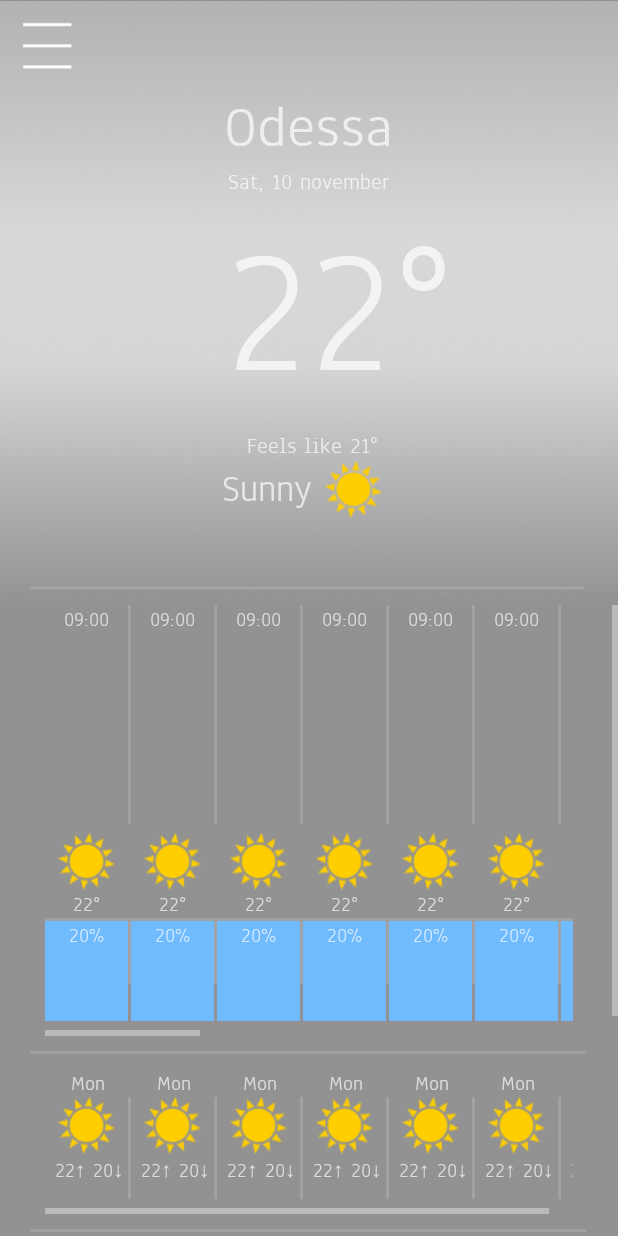
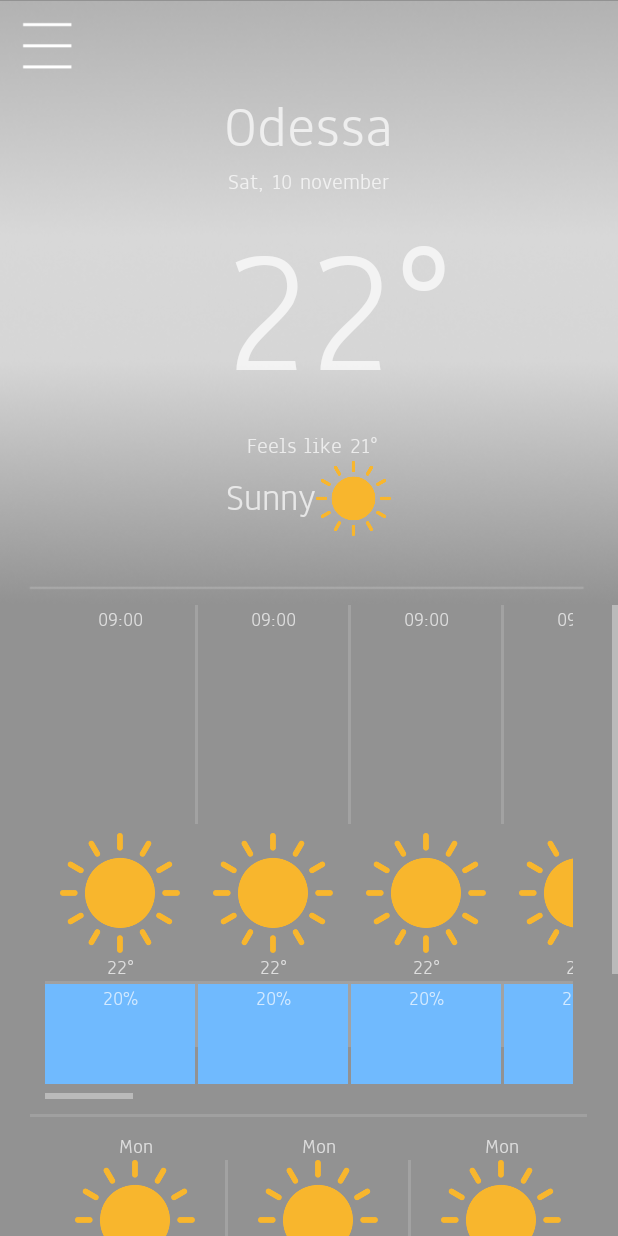
Before and after one commit to katerina20/Clother, an Android app: the MainActivity screen opened directly, with no data from a screen before it, on a phone screen of 412 x 824 dp. Run offline under Robolectric (Android 15) with nearby library versions, the phone set to English and light mode, and no system bars.

Commit message:
Icons were added

```diff
--- a/Clother_app/app/src/main/java/com/example/malut/clother/MainActivity.java
+++ b/Clother_app/app/src/main/java/com/example/malut/clother/MainActivity.java
@@ -47,6 +47,11 @@ public class MainActivity extends AppCompatActivity {
         TableRow rowLine = new TableRow(this);
         TableRow rowPrecip = new TableRow(this);
         int pad = 0;
+        LinearLayout.LayoutParams paramsIcon = new LinearLayout.LayoutParams (120, 120);
+        paramsIcon.setMargins(15, 0, 15, 0);
+        RelativeLayout.LayoutParams paramsForHumidity = new RelativeLayout.LayoutParams(LayoutParams.FILL_PARENT,
+                LayoutParams.WRAP_CONTENT);
+
 
         for (int i = 0; i < DATAHOURLY; i++){
 
@@ -63,6 +68,7 @@ public class MainActivity extends AppCompatActivity {
             layoutIconTemp.setOrientation(LinearLayout.VERTICAL);
 
             ImageView icon = new ImageView(this);
+            icon.setLayoutParams(paramsIcon);
             icon.setImageResource(R.drawable.clear_day);
 
             TextView temp = new TextView(this);
@@ -84,13 +90,11 @@ public class MainActivity extends AppCompatActivity {
             precip.setGravity(Gravity.CENTER);
 
             RelativeLayout relativeLayoutHumidity = new RelativeLayout(this);
-            RelativeLayout.LayoutParams paramsForHumidity = new RelativeLayout.LayoutParams(LayoutParams.FILL_PARENT,
-                    LayoutParams.WRAP_CONTENT);
-            RelativeLayout.LayoutParams paramsForHumidityNum = new RelativeLayout.LayoutParams(LayoutParams.FILL_PARENT,
-                    LayoutParams.WRAP_CONTENT);
+
 
 
             LinearLayout viewHumidity = new LinearLayout(this);
+
             LinearLayout.LayoutParams paramsWater = new LinearLayout.LayoutParams (LinearLayout.LayoutParams.WRAP_CONTENT, 100);
 
             View viewWater = new View(this);
@@ -104,7 +108,7 @@ public class MainActivity extends AppCompatActivity {
             paramsForHumidity.addRule(RelativeLayout.ALIGN_PARENT_BOTTOM);
             paramsForHumidity.addRule(RelativeLayout.CENTER_IN_PARENT);
             viewHumidity.setLayoutParams(paramsForHumidity);
-            precip.setLayoutParams(paramsForHumidityNum);
+            precip.setLayoutParams(paramsForHumidity);
 
             relativeLayoutHumidity.addView(viewHumidity);
             relativeLayoutHumidity.addView(precip);
@@ -134,6 +138,9 @@ public class MainActivity extends AppCompatActivity {
         line.setScaleType(ImageView.ScaleType.FIT_XY);
         line.setLayoutParams(paramsForLine);
 
+        rowData.removeViewAt(47);
+        rowPrecip.removeViewAt(47);
+
         rowLine.addView(line);
         full_table.addView(rowData);
         full_table.addView(rowLine);
@@ -148,13 +155,16 @@ public class MainActivity extends AppCompatActivity {
         TableRow rowDay = new TableRow(this);
         TableRow rowIconTemp = new TableRow(this);
 
+        TableRow.LayoutParams paramsForDay = new TableRow.LayoutParams(TableRow.LayoutParams.MATCH_PARENT, TableRow.LayoutParams.MATCH_PARENT);
+        LinearLayout.LayoutParams paramsIcon = new LinearLayout.LayoutParams (120, 120);
+        paramsIcon.setMargins(30, 0, 30, 0);
 
         for (int i = 0; i < DATADAYLY; i++){
 
             TextView dayLabel = new TextView(this);
             dayLabel.setText("Mon");
             dayLabel.setGravity(Gravity.CENTER);
-            TableRow.LayoutParams paramsForDay = new TableRow.LayoutParams(TableRow.LayoutParams.MATCH_PARENT, TableRow.LayoutParams.MATCH_PARENT);
+
             paramsForDay.span = 2;
 
             dayLabel.setLayoutParams(paramsForDay);
@@ -163,8 +173,10 @@ public class MainActivity extends AppCompatActivity {
             LinearLayout layoutIconTemp = new LinearLayout(this);
             layoutIconTemp.setOrientation(LinearLayout.VERTICAL);
 
+
             ImageView icon = new ImageView(this);
             icon.setImageResource(R.drawable.clear_day);
+            icon.setLayoutParams(paramsIcon);
 
             TextView temp = new TextView(this);
             temp.setText(" 22↑ 20↓");
@@ -180,6 +192,8 @@ public class MainActivity extends AppCompatActivity {
 
         }
 
+        rowIconTemp.removeViewAt(13);
+
         full_table.addView(rowDay);
         full_table.addView(rowIconTemp);
     }
--- a/Clother_app/app/src/main/res/layout/activity_main.xml
+++ b/Clother_app/app/src/main/res/layout/activity_main.xml
@@ -119,8 +119,8 @@
                     android:layout_marginTop="0dp"/>
 
                 <ImageView
-                    android:layout_width="wrap_content"
-                    android:layout_height="wrap_content"
+                    android:layout_width="50dp"
+                    android:layout_height="50dp"
                     android:src="@drawable/clear_day"
                     />
 
```
Also changed, not shown: Clother_app/app/src/main/res/drawable/clear_day.png, Clother_app/app/src/main/res/drawable/clear_night.png (added), Clother_app/app/src/main/res/drawable/cloudy.png (added), Clother_app/app/src/main/res/drawable/fog.png (added), Clother_app/app/src/main/res/drawable/hail.png (added), Clother_app/app/src/main/res/drawable/partly_cloudy_day.png (added), Clother_app/app/src/main/res/drawable/partly_cloudy_night.png (added), Clother_app/app/src/main/res/drawable/rain.png (added), Clother_app/app/src/main/res/drawable/sleet.png (added), Clother_app/app/src/main/res/drawable/snow.png (added), Clother_app/app/src/main/res/drawable/thunderstorm.png (added), Clother_app/app/src/main/res/drawable/tornado.png (added), Clother_app/app/src/main/res/drawable/wind.png (added).
